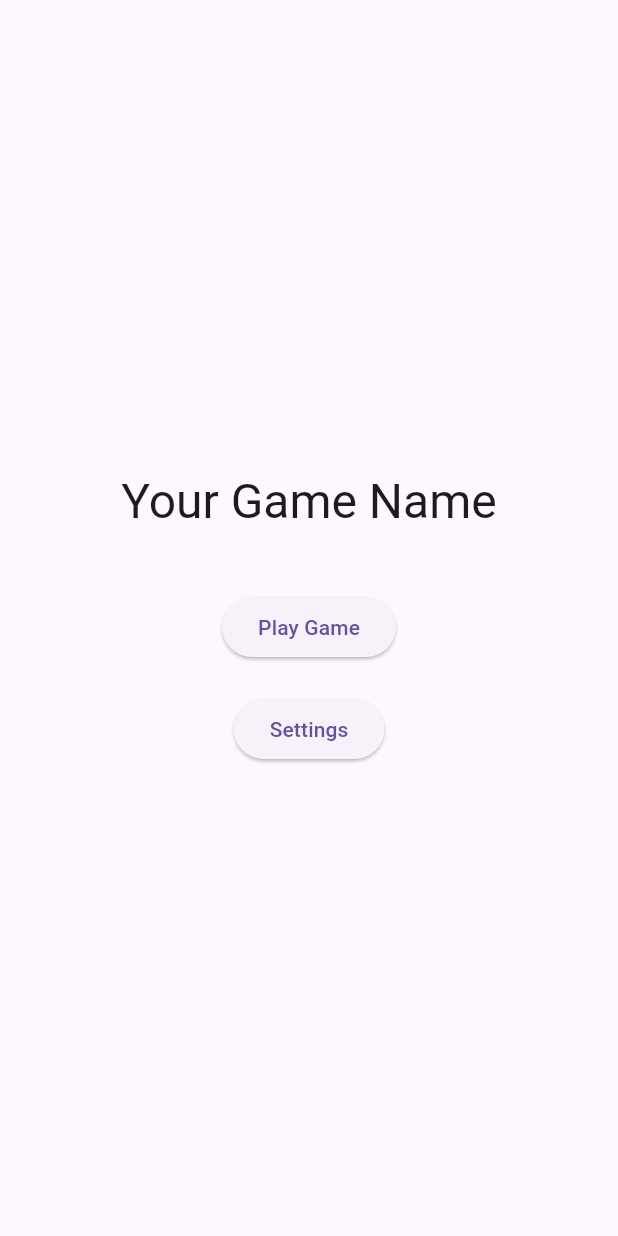
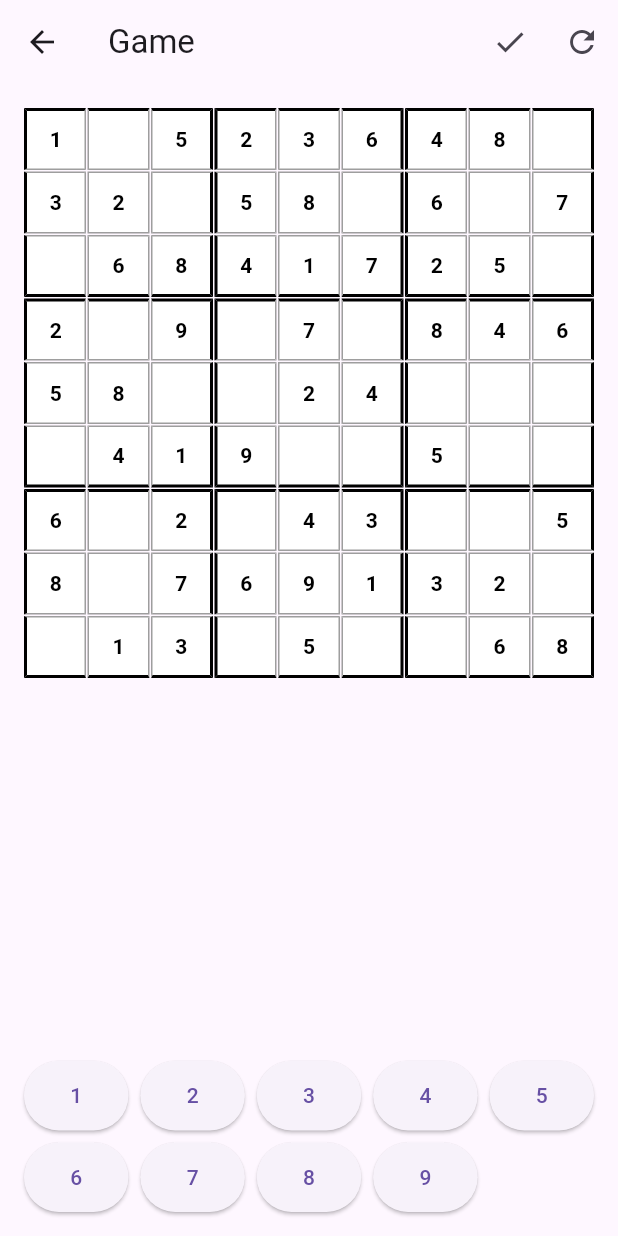
Before and after one commit to lexm2/Kazutani, a Flutter app: the screen it shows after launch, after a tap on "Play Game", on a phone screen of 412 x 824 dp. Run offline on Flutter 3.47's test engine with Material 3 defaults, Android fonts, the light colour scheme and no system bars.

Commit message:
Sudoku logic complete

```diff
--- /dev/null
+++ b/kazutani/devtools_options.yaml
@@ -0,0 +1,3 @@
+description: This file stores settings for Dart & Flutter DevTools.
+documentation: https://docs.flutter.dev/tools/devtools/extensions#configure-extension-enablement-states
+extensions:
--- a/kazutani/lib/src/app.dart
+++ b/kazutani/lib/src/app.dart
@@ -1,5 +1,6 @@
 import 'package:flutter/material.dart';
 
+import 'screens/game_screen.dart';
 import 'settings/settings_controller.dart';
 
 import 'screens/home_screen.dart';
@@ -7,18 +8,22 @@ import 'routes.dart';
 
 class MyApp extends StatelessWidget {
   final SettingsController settingsController;
-
-  const MyApp({Key? key, required this.settingsController}) : super(key: key);
+  static final GlobalKey<NavigatorState> navigatorKey =
+      GlobalKey<NavigatorState>();
+  const MyApp({super.key, required this.settingsController});
 
   @override
   Widget build(BuildContext context) {
     return MaterialApp(
+      navigatorKey: navigatorKey,
       initialRoute: AppRoutes.home,
       routes: {
-        AppRoutes.home: (context) => HomeScreen(),
-        // AppRoutes.game: (context) => GameScreen(),
-        // AppRoutes.settings: (context) => SettingsScreen(controller: settingsController),
+        '/': (context) => HomeScreen(),
+        '/game': (context) => GameScreen(),
       },
+      theme: ThemeData(
+        primarySwatch: Colors.blue,
+      ),
     );
   }
 }
--- /dev/null
+++ b/kazutani/lib/src/game/game_logic.dart
@@ -0,0 +1,160 @@
+import 'dart:math';
+
+class SudokuLogic {
+  // Generate a valid Sudoku puzzle
+  List<List<int>> generatePuzzle(String difficulty) {
+    List<List<int>> grid = List.generate(9, (_) => List.filled(9, 0));
+    _fillDiagonal(grid);
+    _solveSudoku(grid);
+    _removeNumbers(grid, difficulty);
+    return grid;
+  }
+
+  void _fillDiagonal(List<List<int>> grid) {
+    for (int i = 0; i < 9; i += 3) {
+      _fillBox(grid, i, i);
+    }
+  }
+
+  void _fillBox(List<List<int>> grid, int row, int col) {
+    var numbers = [1, 2, 3, 4, 5, 6, 7, 8, 9];
+    numbers.shuffle();
+    int index = 0;
+
+    for (int i = 0; i < 3; i++) {
+      for (int j = 0; j < 3; j++) {
+        grid[row + i][col + j] = numbers[index++];
+      }
+    }
+  }
+
+  bool _solveSudoku(List<List<int>> grid) {
+    int row = 0, col = 0;
+    bool isEmpty = false;
+
+    for (row = 0; row < 9; row++) {
+      for (col = 0; col < 9; col++) {
+        if (grid[row][col] == 0) {
+          isEmpty = true;
+          break;
+        }
+      }
+      if (isEmpty) break;
+    }
+
+    if (!isEmpty) return true;
+
+    for (int num = 1; num <= 9; num++) {
+      if (_isSafe(grid, row, col, num)) {
+        grid[row][col] = num;
+        if (_solveSudoku(grid)) return true;
+        grid[row][col] = 0;
+      }
+    }
+    return false;
+  }
+
+  bool _isSafe(List<List<int>> grid, int row, int col, int num) {
+    // Check row
+    for (int x = 0; x < 9; x++) {
+      if (grid[row][x] == num) return false;
+    }
+
+    // Check column
+    for (int x = 0; x < 9; x++) {
+      if (grid[x][col] == num) return false;
+    }
+
+    // Check 3x3 box
+    int startRow = row - row % 3, startCol = col - col % 3;
+    for (int i = 0; i < 3; i++) {
+      for (int j = 0; j < 3; j++) {
+        if (grid[i + startRow][j + startCol] == num) return false;
+      }
+    }
+
+    return true;
+  }
+
+  void _removeNumbers(List<List<int>> grid, String difficulty) {
+    int numbersToRemove = _getDifficultyCount(difficulty);
+    Random random = Random();
+
+    while (numbersToRemove > 0) {
+      int row = random.nextInt(9);
+      int col = random.nextInt(9);
+
+      if (grid[row][col] != 0) {
+        grid[row][col] = 0;
+        numbersToRemove--;
+      }
+    }
+  }
+
+  int _getDifficultyCount(String difficulty) {
+    switch (difficulty) {
+      case 'easy':
+        return 30;
+      case 'medium':
+        return 40;
+      case 'hard':
+        return 50;
+      default:
+        return 30;
+    }
+  }
+
+  bool validateMove(List<List<int>> grid, int row, int col, int number) {
+    // Check if the move is valid according to Sudoku rules
+    return _isSafe(grid, row, col, number);
+  }
+
+  bool isGameComplete(List<List<int>> grid) {
+    // Check 3x3 boxes
+    for (int boxRow = 0; boxRow < 9; boxRow += 3) {
+      for (int boxCol = 0; boxCol < 9; boxCol += 3) {
+        Set<int> boxNumbers = {};
+        for (int i = 0; i < 3; i++) {
+          for (int j = 0; j < 3; j++) {
+            int num = grid[boxRow + i][boxCol + j];
+            if (num == 0) {
+              print('Empty cell in box at [${boxRow + i}][${boxCol + j}]');
+              return false;
+            }
+            if (!boxNumbers.add(num)) {
+              print(
+                  'Duplicate number $num in 3x3 box starting at [$boxRow][$boxCol]');
+              return false;
+            }
+          }
+        }
+      }
+    }
+
+    // Check columns
+    for (int col = 0; col < 9; col++) {
+      Set<int> colNumbers = {};
+      for (int row = 0; row < 9; row++) {
+        int num = grid[row][col];
+        if (!colNumbers.add(num)) {
+          print('Duplicate number $num in column $col');
+          return false;
+        }
+      }
+    }
+
+    // Check rows
+    for (int row = 0; row < 9; row++) {
+      Set<int> rowNumbers = {};
+      for (int col = 0; col < 9; col++) {
+        int num = grid[row][col];
+        if (!rowNumbers.add(num)) {
+          print('Duplicate number $num in row $row');
+          return false;
+        }
+      }
+    }
+
+    return true;
+  }
+}
--- /dev/null
+++ b/kazutani/lib/src/screens/game_screen.dart
@@ -0,0 +1,130 @@
+import 'package:flutter/material.dart';
+import 'package:provider/provider.dart';
+import '../game/game_state.dart';
+
+class GameScreen extends StatefulWidget {
+  const GameScreen({super.key});
+
+  @override
+  GameScreenState createState() => GameScreenState();
+}
+
+class GameScreenState extends State<GameScreen> {
+  @override
+  void initState() {
+    super.initState();
+    WidgetsBinding.instance.addPostFrameCallback((_) {
+      context.read<GameState>().startNewGame();
+    });
+  }
+
+  @override
+  Widget build(BuildContext context) {
+    final gameState = context.watch<GameState>();
+
+    return Scaffold(
+      appBar: AppBar(
+        title: Text('Game'),
+        actions: [
+          IconButton(
+            icon: Icon(Icons.check),
+            onPressed: () => context.read<GameState>().completeGameTest(),
+          ),
+          IconButton(
+            icon: Icon(Icons.refresh),
+            onPressed: () => gameState.resetGame(),
+          ),
+        ],
+      ),
+      body: Column(
+        children: [
+          Expanded(
+            child: GridView.builder(
+              padding: EdgeInsets.all(16.0),
+              gridDelegate: SliverGridDelegateWithFixedCrossAxisCount(
+                crossAxisCount: 9,
+                childAspectRatio: 1.0,
+                crossAxisSpacing: 1.0,
+                mainAxisSpacing: 1.0,
+              ),
+              itemCount: 81,
+              itemBuilder: (context, index) {
+                final row = index ~/ 9;
+                final col = index % 9;
+                return _buildCell(context, row, col);
+              },
+            ),
+          ),
+          _buildNumberPad(),
+        ],
+      ),
+    );
+  }
+
+  Widget _buildCell(BuildContext context, int row, int col) {
+    final gameState = context.watch<GameState>();
+    final isSelected =
+        gameState.selectedRow == row && gameState.selectedCol == col;
+    final number = gameState.board[row][col];
+    final isOriginal = gameState.isOriginal[row][col];
+
+    return GestureDetector(
+      onTap: () => gameState.selectCell(row, col),
+      child: Container(
+        decoration: BoxDecoration(
+          color: isSelected ? Colors.blue.withAlpha(76) : Colors.white,
+          border: Border(
+            right: BorderSide(
+              width: (col + 1) % 3 == 0 ? 2.0 : 1.0,
+              color: (col + 1) % 3 == 0 ? Colors.black : Colors.grey,
+            ),
+            bottom: BorderSide(
+              width: (row + 1) % 3 == 0 ? 2.0 : 1.0,
+              color: (row + 1) % 3 == 0 ? Colors.black : Colors.grey,
+            ),
+            left: BorderSide(
+              width: col % 3 == 0 ? 2.0 : 1.0,
+              color: col % 3 == 0 ? Colors.black : Colors.grey,
+            ),
+            top: BorderSide(
+              width: row % 3 == 0 ? 2.0 : 1.0,
+              color: row % 3 == 0 ? Colors.black : Colors.grey,
+            ),
+          ),
+        ),
+        child: Center(
+          child: Text(
+            number == 0 ? '' : number.toString(),
+            style: TextStyle(
+              color: isOriginal ? Colors.black : Colors.blue,
+              fontWeight: isOriginal ? FontWeight.bold : FontWeight.normal,
+            ),
+          ),
+        ),
+      ),
+    );
+  }
+
+  Widget _buildNumberPad() {
+    return Container(
+      padding: EdgeInsets.all(16.0),
+      child: GridView.builder(
+        shrinkWrap: true,
+        physics: NeverScrollableScrollPhysics(),
+        gridDelegate: SliverGridDelegateWithFixedCrossAxisCount(
+          crossAxisCount: 5,
+          childAspectRatio: 1.5,
+          crossAxisSpacing: 8.0,
+          mainAxisSpacing: 8.0,
+        ),
+        itemCount: 9,
+        itemBuilder: (context, index) {
+          return ElevatedButton(
+            onPressed: () => context.read<GameState>().setNumber(index + 1),
+            child: Text('${index + 1}'),
+          );
+        },
+      ),
+    );
+  }
+}
```
Also changed, not shown: kazutani/lib/src/game/game_state.dart (+134 -9 lines), kazutani/lib/src/widgets/difficulty_selector.dart (added, +22 -0 lines), kazutani/lib/src/widgets/game_timer.dart (added, +21 -0 lines), kazutani/lib/src/widgets/score_display.dart (added, +16 -0 lines).
